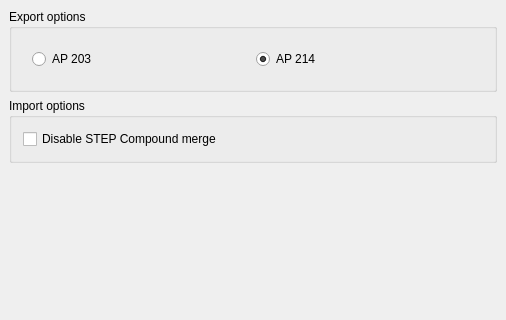
berndhahnebach/All_FreeCAD, file src/Mod/Import/Resources/ui/preferences-import.ui: the form before one commit; both pictures show x 0 to 506 and y 0 to 320 of the 506 by 647 pixel window.
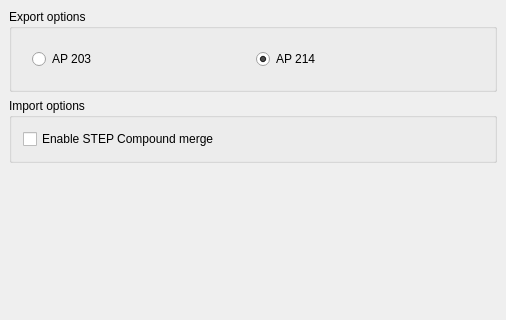
The form after the commit. Custom widgets are drawn as their Qt base class.

Commit message: Add parameter initialization within Import Init.py and enhance the understand of the parameters behavior into the UI

What changed in the file:
```diff
--- a/src/Mod/Import/Resources/ui/preferences-import.ui
+++ b/src/Mod/Import/Resources/ui/preferences-import.ui
@@ -86,7 +86,7 @@
       <string>If this is checked, no Compound merge will be done during file reading (slower but higher details).</string>
      </property>
      <property name="text">
-      <string>Disable STEP Compound merge</string>
+      <string>Enable STEP Compound merge</string>
      </property>
      <property name="checked">
        <bool>false</bool>
```
Left out of the diff: 2 changed lines with no effect on the pictures. The commit also changes 1 other file.
